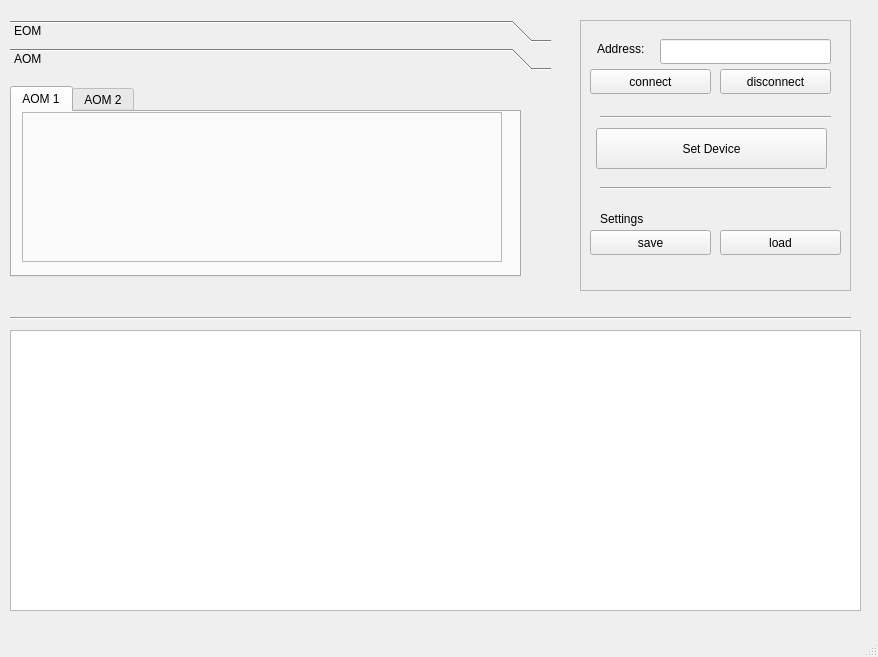
First picture: the form in src/GUI client/mainwindow.ui, repository senkolab/pll-evalboard-synthesizer, before the edit.
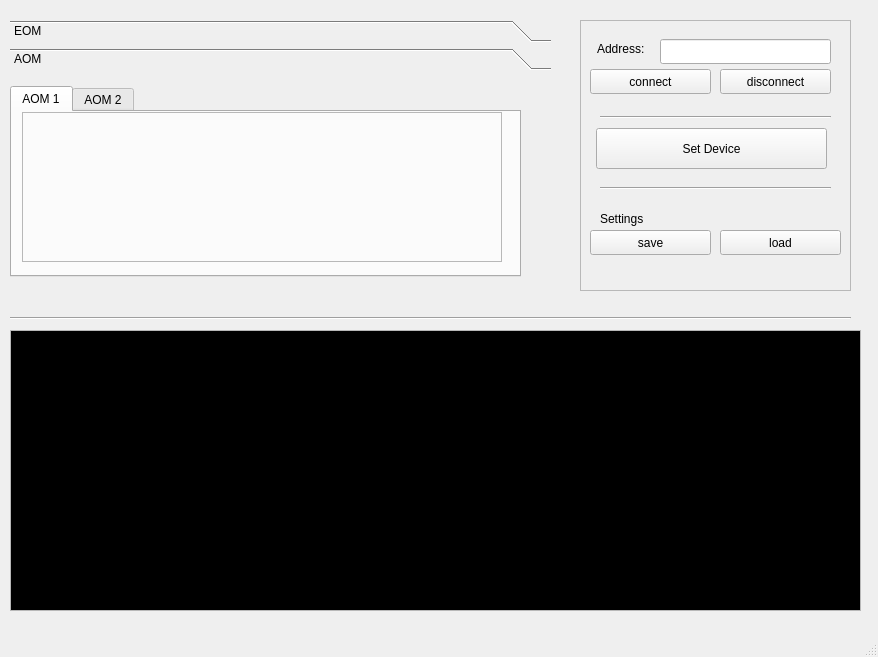
Second picture: the form after the edit. Custom widgets are drawn as their Qt base class.

Diff of the .ui file:
```diff
--- a/src/GUI client/mainwindow.ui
+++ b/src/GUI client/mainwindow.ui
@@ -396,6 +396,13 @@
       <height>281</height>
      </rect>
     </property>
+    <property name="html">
+     <string>&lt;!DOCTYPE HTML PUBLIC &quot;-//W3C//DTD HTML 4.0//EN&quot; &quot;http://www.w3.org/TR/REC-html40/strict.dtd&quot;&gt;
+&lt;html&gt;&lt;head&gt;&lt;meta name=&quot;qrichtext&quot; content=&quot;1&quot; /&gt;&lt;style type=&quot;text/css&quot;&gt;
+p, li { white-space: pre-wrap; }
+&lt;/style&gt;&lt;/head&gt;&lt;body style=&quot; font-family:'Noto Sans'; font-size:9pt; font-weight:400; font-style:normal;&quot; bgcolor=&quot;#000000&quot;&gt;
+&lt;p style=&quot;-qt-paragraph-type:empty; margin-top:0px; margin-bottom:0px; margin-left:0px; margin-right:0px; -qt-block-indent:0; text-indent:0px; color:#ffffff;&quot;&gt;&lt;br /&gt;&lt;/p&gt;&lt;/body&gt;&lt;/html&gt;</string>
+    </property>
    </widget>
    <widget class="Line" name="line_3">
     <property name="geometry">
```
